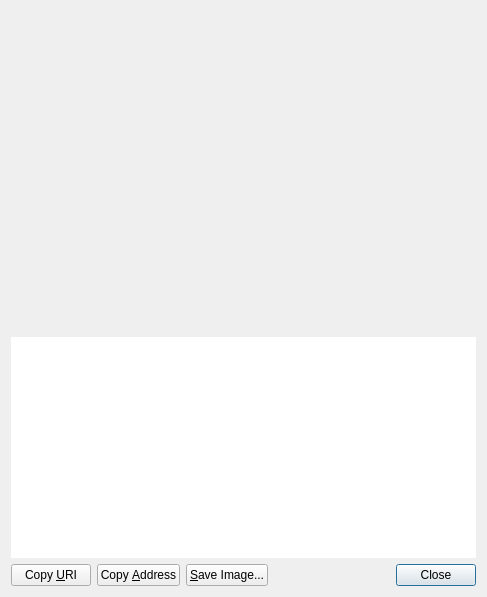
First picture: the form in src/qt/forms/receiverequestdialog.ui, repository BlueDragon747/lithium, before the edit.
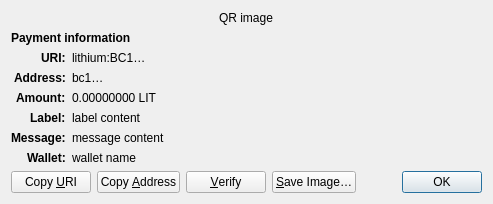
Second picture: the form after the edit. Custom widgets are drawn as their Qt base class.

Commit message: Rebase Lithium onto Core 25.2

```diff
--- a/src/qt/forms/receiverequestdialog.ui
+++ b/src/qt/forms/receiverequestdialog.ui
@@ -6,60 +6,158 @@
    <rect>
     <x>0</x>
     <y>0</y>
-    <width>487</width>
-    <height>597</height>
+    <width>413</width>
+    <height>229</height>
    </rect>
   </property>
-  <layout class="QVBoxLayout" name="verticalLayout_3">
-   <item>
-    <widget class="QRImageWidget" name="lblQRCode">
-     <property name="sizePolicy">
-      <sizepolicy hsizetype="Expanding" vsizetype="Fixed">
-       <horstretch>0</horstretch>
-       <verstretch>0</verstretch>
-      </sizepolicy>
+  <property name="windowTitle">
+   <string>Request payment to …</string>
+  </property>
+  <layout class="QGridLayout" name="gridLayout" columnstretch="0,1">
+   <property name="sizeConstraint">
+    <enum>QLayout::SetFixedSize</enum>
+   </property>
+   <item row="0" column="0" colspan="2" alignment="Qt::AlignHCenter">
+    <widget class="QRImageWidget" name="qr_code">
+     <property name="text">
+      <string notr="true">QR image</string>
      </property>
-     <property name="minimumSize">
-      <size>
-       <width>300</width>
-       <height>320</height>
-      </size>
+     <property name="textInteractionFlags">
+      <set>Qt::NoTextInteraction</set>
      </property>
-     <property name="toolTip">
-      <string>QR Code</string>
+    </widget>
+   </item>
+   <item row="1" column="0" colspan="2">
+    <widget class="QLabel" name="payment_header">
+     <property name="font">
+      <font>
+       <weight>75</weight>
+       <bold>true</bold>
+      </font>
      </property>
+     <property name="text">
+      <string>Payment information</string>
+     </property>
+     <property name="textInteractionFlags">
+      <set>Qt::NoTextInteraction</set>
+     </property>
+    </widget>
+   </item>
+   <item row="2" column="0" alignment="Qt::AlignRight|Qt::AlignTop">
+    <widget class="QLabel" name="uri_tag">
+     <property name="font">
+      <font>
+       <weight>75</weight>
+       <bold>true</bold>
+      </font>
+     </property>
+     <property name="text">
+      <string notr="true">URI:</string>
+     </property>
      <property name="textFormat">
       <enum>Qt::PlainText</enum>
      </property>
-     <property name="alignment">
-      <set>Qt::AlignCenter</set>
+     <property name="textInteractionFlags">
+      <set>Qt::NoTextInteraction</set>
      </property>
+    </widget>
+   </item>
+   <item row="2" column="1" alignment="Qt::AlignTop">
+    <widget class="QLabel" name="uri_content">
+     <property name="text">
+      <string notr="true">lithium:BC1…</string>
+     </property>
+     <property name="textFormat">
+      <enum>Qt::RichText</enum>
+     </property>
      <property name="wordWrap">
       <bool>true</bool>
      </property>
     </widget>
    </item>
-   <item>
-    <widget class="QTextEdit" name="outUri">
-     <property name="sizePolicy">
-      <sizepolicy hsizetype="Expanding" vsizetype="Expanding">
-       <horstretch>0</horstretch>
-       <verstretch>0</verstretch>
-      </sizepolicy>
+   <item row="3" column="0" alignment="Qt::AlignRight|Qt::AlignTop">
+    <widget class="QLabel" name="address_tag">
+     <property name="font">
+      <font>
+       <weight>75</weight>
+       <bold>true</bold>
+      </font>
      </property>
-     <property name="minimumSize">
-      <size>
-       <width>0</width>
-       <height>50</height>
-      </size>
+     <property name="text">
+      <string>Address:</string>
      </property>
-     <property name="frameShape">
-      <enum>QFrame::NoFrame</enum>
+     <property name="textInteractionFlags">
+      <set>Qt::NoTextInteraction</set>
      </property>
-     <property name="frameShadow">
-      <enum>QFrame::Plain</enum>
+    </widget>
+   </item>
+   <item row="3" column="1" alignment="Qt::AlignTop">
+    <widget class="QLabel" name="address_content">
+     <property name="text">
+      <string notr="true">bc1…</string>
      </property>
-     <property name="tabChangesFocus">
+     <property name="textFormat">
+      <enum>Qt::PlainText</enum>
+     </property>
+     <property name="textInteractionFlags">
+      <set>Qt::TextSelectableByMouse</set>
+     </property>
+    </widget>
+   </item>
+   <item row="4" column="0" alignment="Qt::AlignRight|Qt::AlignTop">
+    <widget class="QLabel" name="amount_tag">
+     <property name="font">
+      <font>
+       <weight>75</weight>
+       <bold>true</bold>
+      </font>
+     </property>
+     <property name="text">
+      <string>Amount:</string>
+     </property>
+     <property name="textInteractionFlags">
+      <set>Qt::NoTextInteraction</set>
+     </property>
+    </widget>
+   </item>
+   <item row="4" column="1" alignment="Qt::AlignTop">
+    <widget class="QLabel" name="amount_content">
+     <property name="text">
+      <string notr="true">0.00000000 LIT</string>
+     </property>
+     <property name="textFormat">
+      <enum>Qt::PlainText</enum>
+     </property>
+     <property name="textInteractionFlags">
+      <set>Qt::TextSelectableByMouse</set>
+     </property>
+    </widget>
+   </item>
+   <item row="5" column="0" alignment="Qt::AlignRight|Qt::AlignTop">
+    <widget class="QLabel" name="label_tag">
+     <property name="font">
+      <font>
+       <weight>75</weight>
+       <bold>true</bold>
+      </font>
+     </property>
+     <property name="text">
+      <string>Label:</string>
+     </property>
+     <property name="textInteractionFlags">
+      <set>Qt::NoTextInteraction</set>
+     </property>
+    </widget>
+   </item>
+   <item row="5" column="1" alignment="Qt::AlignTop">
+    <widget class="QLabel" name="label_content">
+     <property name="text">
+      <string notr="true">label content</string>
+     </property>
+     <property name="textFormat">
+      <enum>Qt::PlainText</enum>
+     </property>
+     <property name="wordWrap">
       <bool>true</bool>
      </property>
      <property name="textInteractionFlags">
@@ -67,7 +165,71 @@
      </property>
     </widget>
    </item>
-   <item>
+   <item row="6" column="0" alignment="Qt::AlignRight|Qt::AlignTop">
+    <widget class="QLabel" name="message_tag">
+     <property name="font">
+      <font>
+       <weight>75</weight>
+       <bold>true</bold>
+      </font>
+     </property>
+     <property name="text">
+      <string>Message:</string>
+     </property>
+     <property name="textInteractionFlags">
+      <set>Qt::NoTextInteraction</set>
+     </property>
+    </widget>
+   </item>
+   <item row="6" column="1" alignment="Qt::AlignTop">
+    <widget class="QLabel" name="message_content">
+     <property name="text">
+      <string notr="true">message content</string>
+     </property>
+     <property name="textFormat">
+      <enum>Qt::PlainText</enum>
+     </property>
+     <property name="wordWrap">
+      <bool>true</bool>
+     </property>
+     <property name="textInteractionFlags">
+      <set>Qt::TextSelectableByMouse</set>
+     </property>
+    </widget>
+   </item>
+   <item row="7" column="0" alignment="Qt::AlignRight|Qt::AlignTop">
+    <widget class="QLabel" name="wallet_tag">
+     <property name="font">
+      <font>
+       <weight>75</weight>
+       <bold>true</bold>
+      </font>
+     </property>
+     <property name="text">
+      <string>Wallet:</string>
+     </property>
+     <property name="textInteractionFlags">
+      <set>Qt::NoTextInteraction</set>
+     </property>
+    </widget>
+   </item>
+   <item row="7" column="1" alignment="Qt::AlignTop">
+    <widget class="QLabel" name="wallet_content">
+     <property name="text">
+      <string notr="true">wallet name</string>
+     </property>
+     <property name="textFormat">
+      <enum>Qt::PlainText</enum>
+     </property>
+     <property name="wordWrap">
+      <bool>true</bool>
+     </property>
+     <property name="textInteractionFlags">
+      <set>Qt::TextSelectableByMouse</set>
+     </property>
+    </widget>
+   </item>
+   <item row="8" column="0" colspan="2">
     <layout class="QHBoxLayout" name="horizontalLayout">
      <item>
       <widget class="QPushButton" name="btnCopyURI">
@@ -89,10 +251,23 @@
        </property>
       </widget>
      </item>
+     <item>
+      <widget class="QPushButton" name="btnVerify">
+       <property name="text">
+        <string>&amp;Verify</string>
+       </property>
+       <property name="toolTip">
+        <string>Verify this address on e.g. a hardware wallet screen</string>
+       </property>
+       <property name="autoDefault">
+        <bool>false</bool>
+       </property>
+      </widget>
+     </item>
      <item>
       <widget class="QPushButton" name="btnSaveAs">
        <property name="text">
-        <string>&amp;Save Image...</string>
+        <string>&amp;Save Image…</string>
        </property>
        <property name="autoDefault">
         <bool>false</bool>
@@ -115,7 +290,7 @@
      <item>
       <widget class="QDialogButtonBox" name="buttonBox">
        <property name="standardButtons">
-        <set>QDialogButtonBox::Close</set>
+        <set>QDialogButtonBox::Ok</set>
        </property>
       </widget>
      </item>
```
Left out of the diff: 40 changed lines with no effect on the pictures. The commit also changes 2656 other files.
